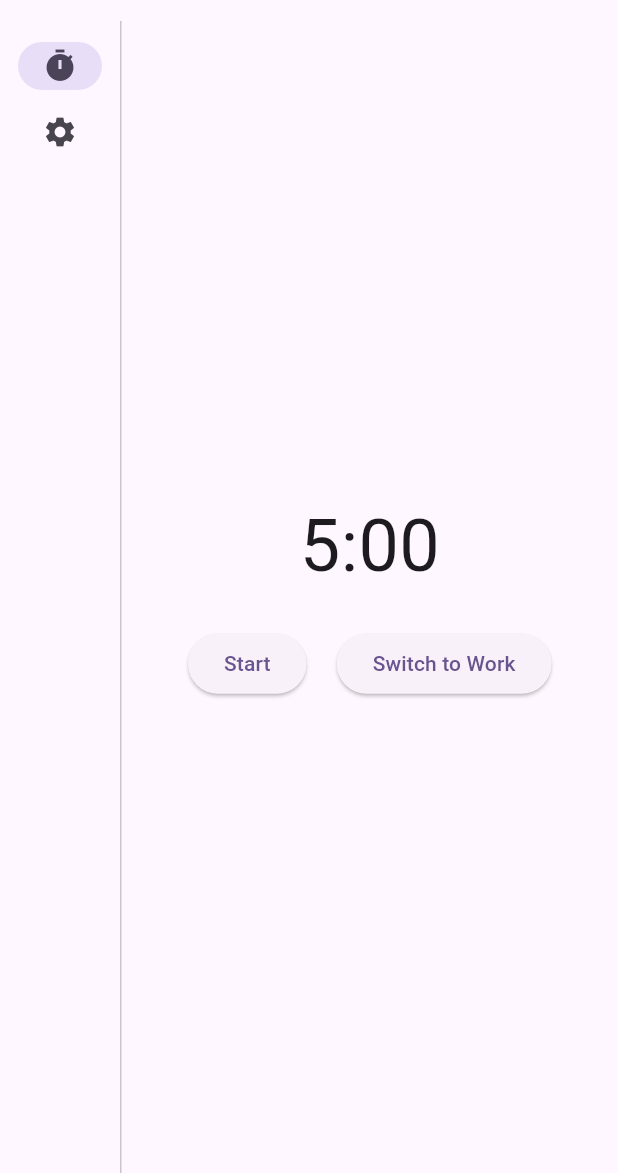
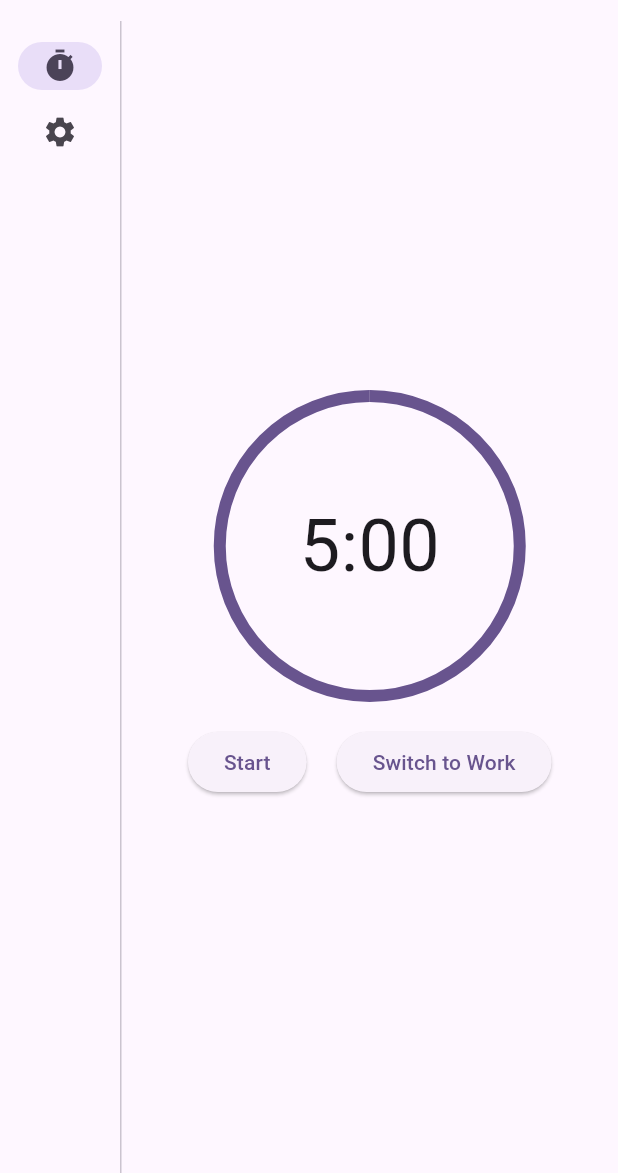
Before and after one commit to kbjorklid/pomodoro_flutter, a Flutter app: the screen it shows after launch, after a tap on "Switch to Rest", on a phone screen of 412 x 824 dp, the part 63-1236 px from its top. Run offline on Flutter 3.47's test engine with Material 3 defaults, Android fonts, the phone set to English and light mode, and no system bars; our stand-ins replace flutter_riverpod, freezed_annotation, shared_preferences.

Commit message:
feat: Add total time tracking and progress indicator to timer

```diff
--- a/lib/timer/application/timer_notifier.dart
+++ b/lib/timer/application/timer_notifier.dart
@@ -12,6 +12,7 @@ class TimerNotifier extends StateNotifier<TimerState> {
       : super(TimerState(
           timerType: TimerType.work,
           remainingTime: const Duration(minutes: 25), // Default while loading
+          totalTime: const Duration(minutes: 25),
           isRunning: false,
         )) {
     _initialize();
@@ -19,7 +20,7 @@ class TimerNotifier extends StateNotifier<TimerState> {
 
   Future<void> _initialize() async {
     final initialDuration = await _settings.workDuration;
-    state = state.copyWith(remainingTime: initialDuration);
+    state = state.copyWith(remainingTime: initialDuration, totalTime: initialDuration);
   }
 
   @override
@@ -58,7 +59,7 @@ class TimerNotifier extends StateNotifier<TimerState> {
 
   Future<void> updateTimerFromSettings() async {
     final duration = await _getInitialDuration(state.timerType);
-    state = state.copyWith(remainingTime: duration);
+    state = state.copyWith(remainingTime: duration, totalTime: duration);
   }
 
   Future<void> checkAndUpdateSettings() async {
@@ -84,6 +85,7 @@ class TimerNotifier extends StateNotifier<TimerState> {
     state = TimerState(
       timerType: newType,
       remainingTime: duration,
+      totalTime: duration,
       isRunning: false,
     );
   }
--- a/lib/timer/domain/timer_state.dart
+++ b/lib/timer/domain/timer_state.dart
@@ -7,7 +7,7 @@ part 'timer_state.freezed.dart';
 class TimerState with _$TimerState {
   const factory TimerState({
     required TimerType timerType,
-    // Modify the type of this to duration AI!
+    required Duration totalTime,
     required Duration remainingTime,
     required bool isRunning,
   }) = _TimerState;
--- a/lib/timer/presentation/widgets/timer_label.dart
+++ b/lib/timer/presentation/widgets/timer_label.dart
@@ -3,17 +3,31 @@ import 'package:flutter_riverpod/flutter_riverpod.dart';
 import 'package:pomodoro_app2/timer/presentation/providers/timer_provider.dart';
 
 class TimerLabel extends ConsumerWidget {
-  const TimerLabel({super.key});
+  const TimerLabel({Key? key}) : super(key: key);
 
   @override
   Widget build(BuildContext context, WidgetRef ref) {
     final timerState = ref.watch(timerProvider);
-    final minutes = (timerState.remainingTime.inMinutes).toString();
-    final seconds = (timerState.remainingTime.inSeconds % 60).toString().padLeft(2, '0');
+    final remaining = timerState.remainingTime;
+    final total = timerState.totalTime;
+    final progress = total.inSeconds > 0 ? remaining.inSeconds / total.inSeconds : 0.0;
+    final minutes = (remaining.inMinutes).toString();
+    final seconds = (remaining.inSeconds % 60).toString().padLeft(2, '0');
 
-    return Text(
-      '$minutes:$seconds',
-      style: const TextStyle(fontSize: 48),
+    return SizedBox(
+      width: 200,
+      height: 200,
+      child: Stack(
+        alignment: Alignment.center,
+        children: [
+          SizedBox(
+            width: 200,
+            height: 200,
+            child: CircularProgressIndicator(value: progress, strokeWidth: 8),
+          ),
+          Text('$minutes:$seconds', style: const TextStyle(fontSize: 48)),
+        ],
+      ),
     );
   }
 }
```
Also changed, not shown: lib/timer/domain/timer_state.freezed.dart.
